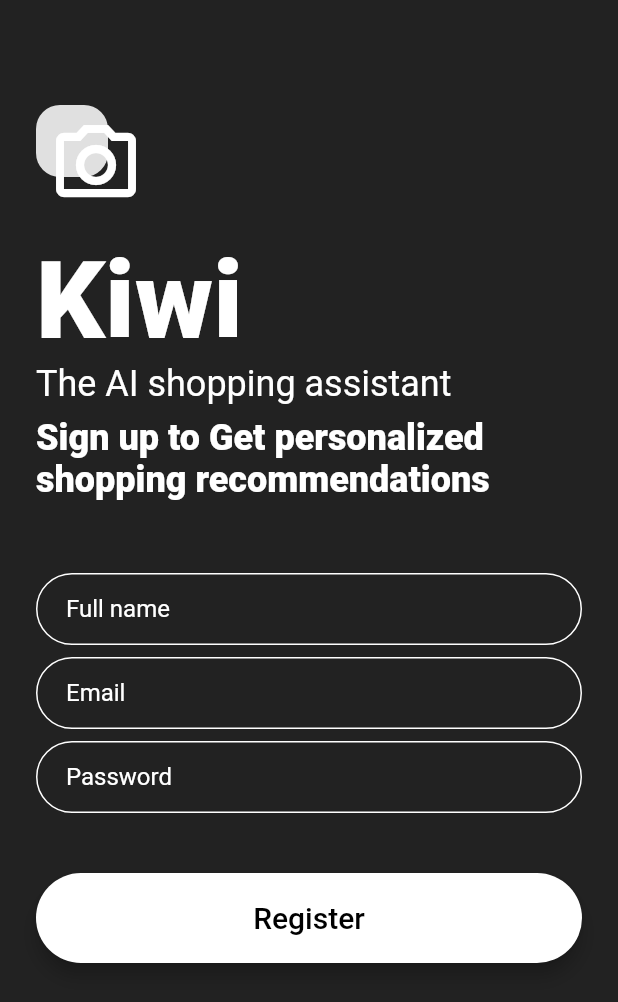
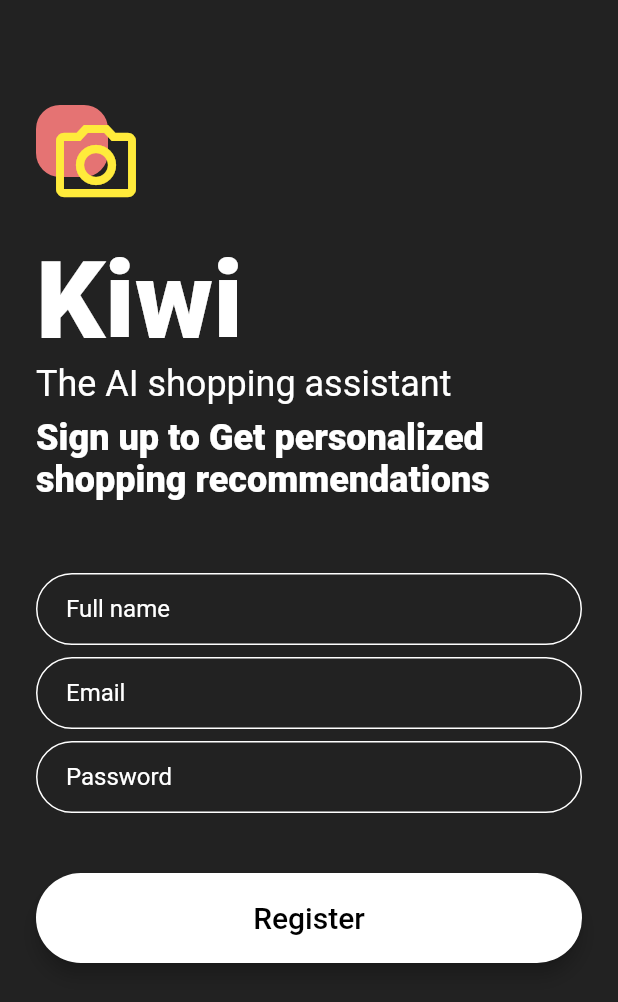
Before and after one commit to Marcollins2/kiwi_app, a Flutter app: the screen it shows after launch, after a tap on "Sign Up", on a phone screen of 412 x 824 dp. Shown: the top 1002 px of the screen. Run offline on Flutter 3.47's test engine with Material 2 defaults, Android fonts, the light colour scheme and no system bars; our stand-ins replace appwrite, camera, get; missing offline and left inert: tflite; network calls fail.

Commit message:
chansges icon logo icon

```diff
--- a/lib/Screens/LoginScreen.dart
+++ b/lib/Screens/LoginScreen.dart
@@ -38,7 +38,7 @@ class _LoginScreenState extends State<LoginScreen> {
               ),
               Container(
                 decoration: BoxDecoration(
-                  color: Colors.grey[300],
+                  color: Colors.red[300],
                   borderRadius: BorderRadius.circular(16),
                 ),
                 child: IconButton(
@@ -46,7 +46,7 @@ class _LoginScreenState extends State<LoginScreen> {
                   icon: Icon(
                     Icons.camera_alt_outlined,
                     size: 64,
-                    color: Colors.white,
+                    color: Colors.yellow,
                   ),
                 ),
               ),
--- a/lib/Screens/RegistrationScreen.dart
+++ b/lib/Screens/RegistrationScreen.dart
@@ -30,7 +30,7 @@ class _RegistrationScreenState extends State<RegistrationScreen> {
               ),
               Container(
                 decoration: BoxDecoration(
-                  color: Colors.grey[300],
+                  color: Colors.red[300],
                   borderRadius: BorderRadius.circular(16),
                 ),
                 child: IconButton(
@@ -38,7 +38,7 @@ class _RegistrationScreenState extends State<RegistrationScreen> {
                   icon: Icon(
                     Icons.camera_alt_outlined,
                     size: 64,
-                    color: Colors.white,
+                    color: Colors.yellow,
                   ),
                 ),
               ),
```
